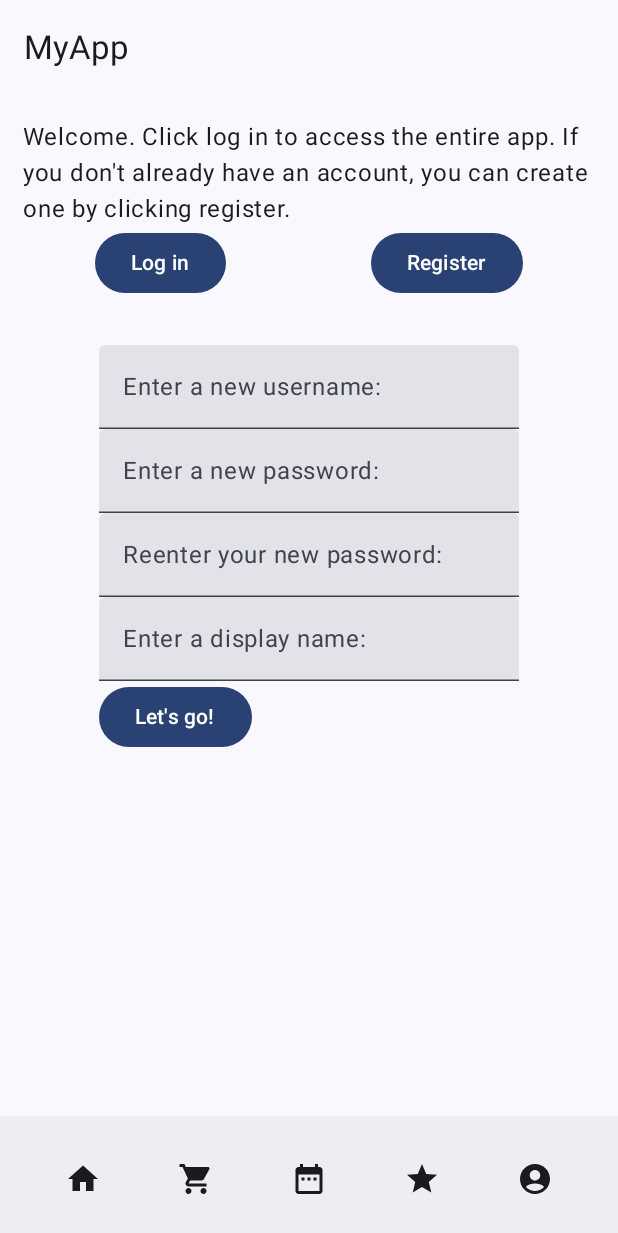
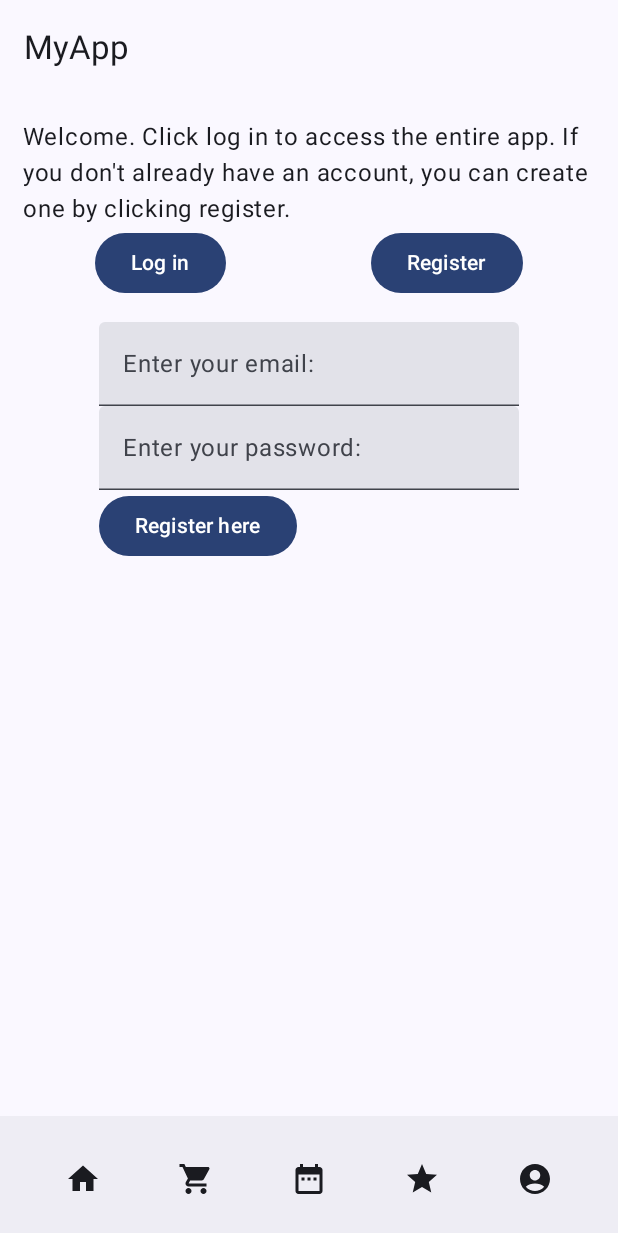
Before and after one commit to dianakarpeev/mutsu, an Android app built with Jetpack Compose: the LoginRegisterScreen screen opened through its navigation route, after a tap on "Register", on a phone screen of 412 x 824 dp. Shown: the top 1233 px of the screen. Run offline under Robolectric (Android 15) with nearby library versions, the phone set to English and light mode, and no system bars; our stand-ins replace Firebase (no records; nobody signed in at launch, a user with empty details on screens opened directly), window size class.

Commit message:
update login page to use firebase code
changed the code in the LoginRegisterScreen to use the information we need to login/register, as well as utilizing the AuthViewModel to make calls to Firebase.

changes made:
- added AuthViewModel to the parameters of the screen,
- initialized this viewmodel in MutsuApp.
- commented out previous code that is now outdated.
- used the viewmodel to get the current user.
- added textboxes and buttons to login/register.
- added a button to log out when the user is logged in.

```diff
--- a/app/src/main/java/com/example/mutsu/MainActivity.kt
+++ b/app/src/main/java/com/example/mutsu/MainActivity.kt
@@ -29,6 +29,8 @@ import androidx.navigation.compose.NavHost
 import androidx.navigation.compose.composable
 import androidx.navigation.compose.currentBackStackEntryAsState
 import androidx.navigation.compose.rememberNavController
+import com.example.mutsu.loginRegistration.AuthViewModel
+import com.example.mutsu.loginRegistration.AuthViewModelFactory
 import com.example.mutsu.loginRegistration.LoginRegisterScreen
 import com.example.mutsu.navigation.AboutUs
 import com.example.mutsu.navigation.GroceryList
@@ -61,6 +63,8 @@ class MainActivity : ComponentActivity() {
 
                 val windowSizeClass = calculateWindowSizeClass(this)
                 val ingredientsViewModel : IngredientsViewModel = viewModel()
+
+                val authViewModel : AuthViewModel = viewModel(factory= AuthViewModelFactory())
 
                 Scaffold(
                     topBar = { TopAppBar(title = { Text("MyApp")})},
@@ -121,7 +125,7 @@ class MainActivity : ComponentActivity() {
                             AboutUsScreen()
                         }
                         composable(route = LoginRegister.route){
-                            LoginRegisterScreen()
+                            LoginRegisterScreen(authViewModel)
                         }
                     }
                 }
--- a/app/src/main/java/com/example/mutsu/loginRegistration/LoginRegister.kt
+++ b/app/src/main/java/com/example/mutsu/loginRegistration/LoginRegister.kt
@@ -9,6 +9,7 @@ import androidx.compose.material3.Button
 import androidx.compose.material3.Text
 import androidx.compose.material3.TextField
 import androidx.compose.runtime.Composable
+import androidx.compose.runtime.collectAsState
 import androidx.compose.runtime.getValue
 import androidx.compose.runtime.mutableStateOf
 import androidx.compose.runtime.saveable.rememberSaveable
@@ -16,11 +17,16 @@ import androidx.compose.runtime.setValue
 import androidx.compose.ui.Alignment
 import androidx.compose.ui.Modifier
 import androidx.compose.ui.unit.dp
+import androidx.lifecycle.viewmodel.compose.viewModel
 
 data class User (var username : String, var password : String, var name : String )
 
 @Composable
-fun LoginRegisterScreen(modifier: Modifier = Modifier){
+fun LoginRegisterScreen(
+        authViewModel: AuthViewModel = viewModel(factory= AuthViewModelFactory()),
+        modifier: Modifier = Modifier)
+{
+    /*
     var tempUserData = mutableListOf<User> ()
     tempUserData.add(User("hellokitty", "kitty1234", "katrina"))
     tempUserData.add(User("dance4life", "hip82hop", "devin"))
@@ -28,10 +34,15 @@ fun LoginRegisterScreen(modifier: Modifier = Modifier){
     tempUserData.add(User("__ice__tea__", "nine8seven", "trin"))
     tempUserData.add(User("em.meme.em", "3l3vator", "E M E L I O"))
 
+
+*/
     var optionShown by rememberSaveable { mutableStateOf("") }
+    var currentUser = authViewModel.currentUser().collectAsState()
 
+    if (currentUser.value == null){
         Column(Modifier.padding(15.dp), horizontalAlignment = Alignment.CenterHorizontally){
             Text("Welcome. Click log in to access the entire app. If you don't already have an account, you can create one by clicking register.")
+
             Row(modifier.fillMaxWidth(), horizontalArrangement = Arrangement.SpaceAround){
                 Button(onClick = {
                     if (optionShown != "Login") {
@@ -56,10 +67,61 @@ fun LoginRegisterScreen(modifier: Modifier = Modifier){
                 }
             }
             if (optionShown == "Login"){
-            Login(tempUserData, modifier.padding(15.dp))
+                var email by rememberSaveable { mutableStateOf("") }
+                var password by rememberSaveable { mutableStateOf("") }
+
+                Column(modifier.padding(15.dp)){
+                    TextField(
+                        value = email,
+                        onValueChange = { email = it },
+                        label = { Text("Enter your email: ")}
+                    )
+                    TextField(
+                        value = password,
+                        onValueChange = { password = it },
+                        label = { Text("Enter your password: ")}
+                    )
+                    Button(onClick = {
+                        authViewModel.signIn(email, password)
+                    }){
+                        Text("Login here")
+                    }
+                }
+
+                //Login(tempUserData, modifier.padding(15.dp))
             }
             else if (optionShown == "Register"){
-            Register(tempUserData, modifier.padding(15.dp))
+                var email by rememberSaveable { mutableStateOf("") }
+                var password by rememberSaveable { mutableStateOf("") }
+
+                Column(modifier.padding(15.dp)){
+                    TextField(
+                        value = email,
+                        onValueChange = { email = it },
+                        label = { Text("Enter your email: ")}
+                    )
+                    TextField(
+                        value = password,
+                        onValueChange = { password = it },
+                        label = { Text("Enter your password: ")}
+                    )
+                    Button(onClick = {
+                        authViewModel.signUp(email, password)
+                    }){
+                        Text("Register here")
+                    }
+                }
+
+                //Register(tempUserData, modifier.padding(15.dp))
+            }
+        }
+    }
+    else {
+        Column(Modifier.padding(15.dp)){
+            Text("Congrats! You are signed in!")
+            Button(onClick = { authViewModel.signOut() }){
+                Text("Sign out")
+            }
         }
     }
 }
```
Lines whose indentation alone changed are shown as unchanged.
